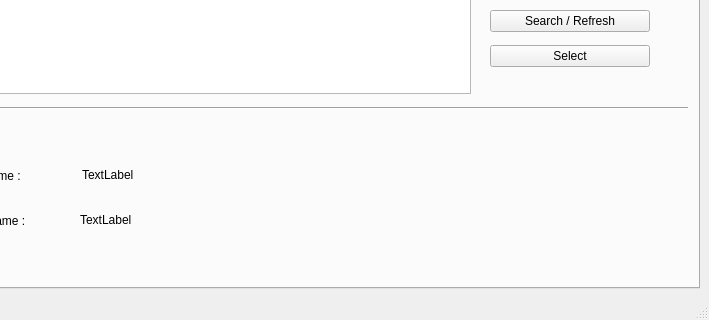
The window that UI/frida_main.ui (ch3ony/noname) describes before a commit, drawn with Qt 5; both pictures show x 91 to 800 and y 280 to 600 of the 800 by 600 pixel window.
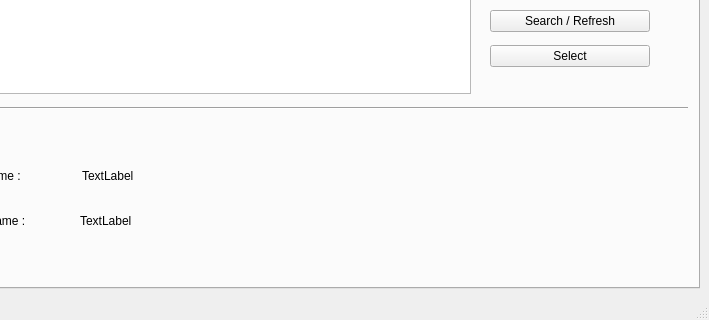
The same window after the commit. Icons and pictures are not drawn.

```diff
--- a/UI/frida_main.ui
+++ b/UI/frida_main.ui
@@ -165,8 +165,8 @@
          <rect>
           <x>162</x>
           <y>365</y>
-          <width>64</width>
-          <height>14</height>
+          <width>541</width>
+          <height>16</height>
          </rect>
         </property>
         <property name="text">
@@ -178,8 +178,8 @@
          <rect>
           <x>160</x>
           <y>410</y>
-          <width>64</width>
-          <height>14</height>
+          <width>541</width>
+          <height>16</height>
          </rect>
         </property>
         <property name="text">
```
Left out of the diff: 2 changed lines with no effect on the pictures.
